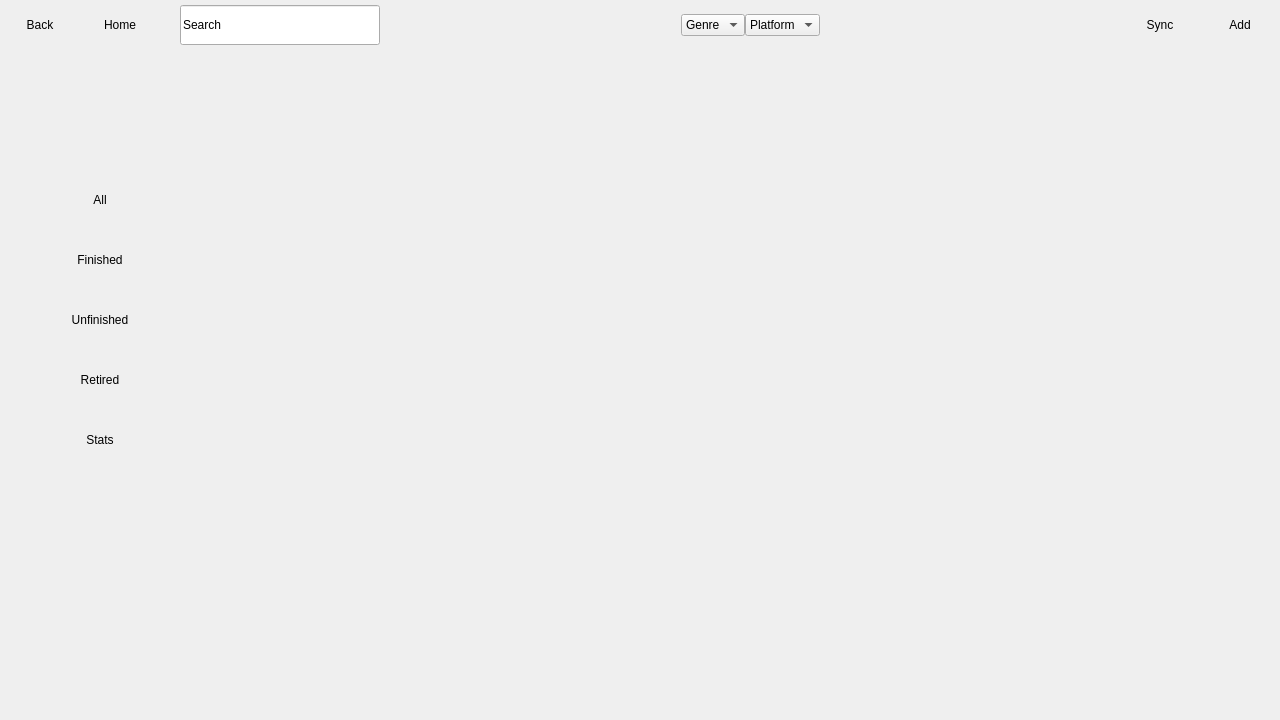
Old version of the form GameTracker/mainwindow.ui in the repository Zazkya/game-tracker.
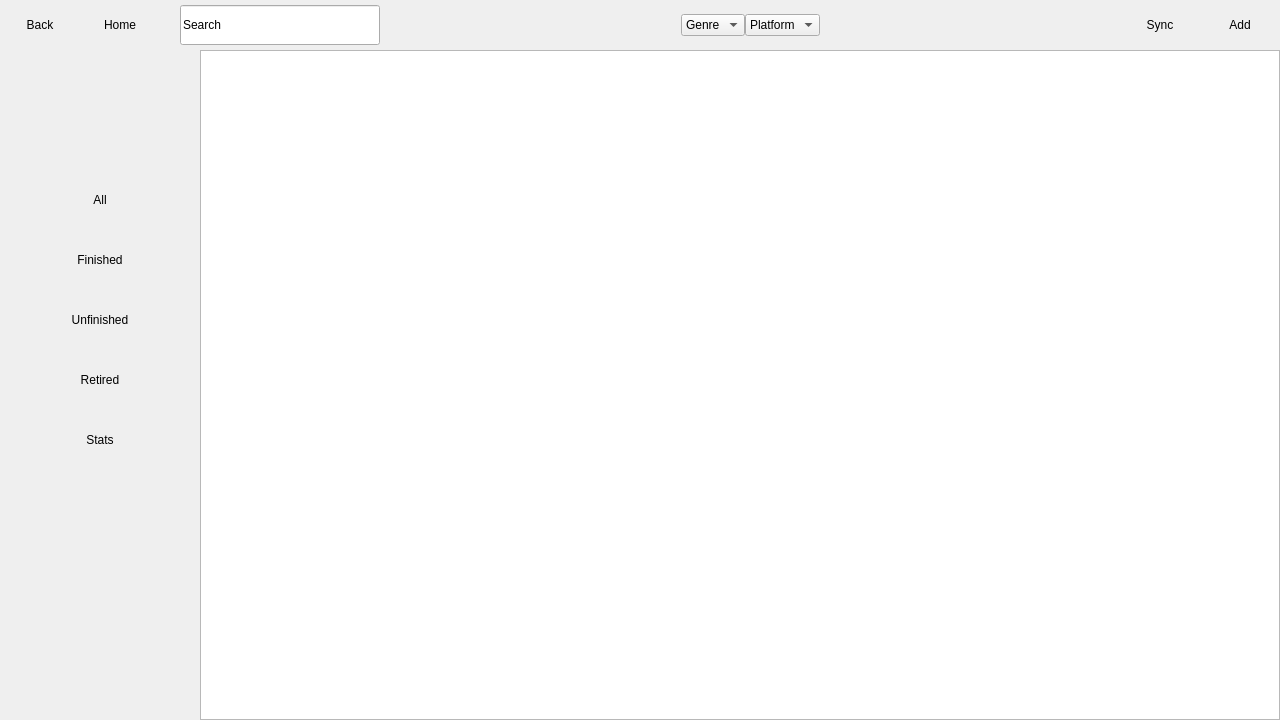
New version of the form.

Commit message: Deleted uneeded files (bindingdb.cpp & bindingdb.h and created class instead) Created Class for models Created Class for json parsing Tested tableview of data in database

```diff
--- a/GameTracker/mainwindow.ui
+++ b/GameTracker/mainwindow.ui
@@ -18,8 +18,14 @@
   </property>
   <property name="minimumSize">
    <size>
-    <width>1280</width>
-    <height>720</height>
+    <width>800</width>
+    <height>600</height>
+   </size>
+  </property>
+  <property name="baseSize">
+   <size>
+    <width>800</width>
+    <height>600</height>
    </size>
   </property>
   <property name="windowTitle">
@@ -392,7 +398,29 @@
     </item>
     <item row="1" column="1">
      <widget class="QStackedWidget" name="stackedWidget">
-      <widget class="QWidget" name="page"/>
+      <widget class="QWidget" name="page">
+       <layout class="QHBoxLayout" name="horizontalLayout_2">
+        <property name="leftMargin">
+         <number>0</number>
+        </property>
+        <property name="topMargin">
+         <number>0</number>
+        </property>
+        <property name="rightMargin">
+         <number>0</number>
+        </property>
+        <property name="bottomMargin">
+         <number>0</number>
+        </property>
+        <item>
+         <widget class="QTableView" name="tableView">
+          <property name="styleSheet">
+           <string notr="true"/>
+          </property>
+         </widget>
+        </item>
+       </layout>
+      </widget>
       <widget class="QWidget" name="page_2"/>
      </widget>
     </item>
```
The commit also changes 11 other files.
